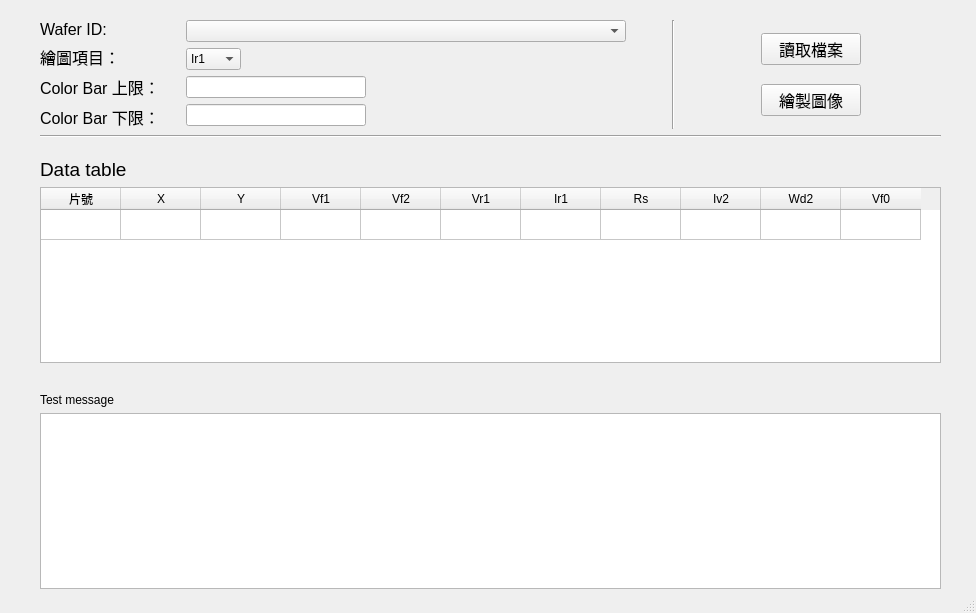
The window that mainUI.ui (ChienYaHung/20240708_wafermapping_UI_practice) describes before a commit, drawn with Qt 5.
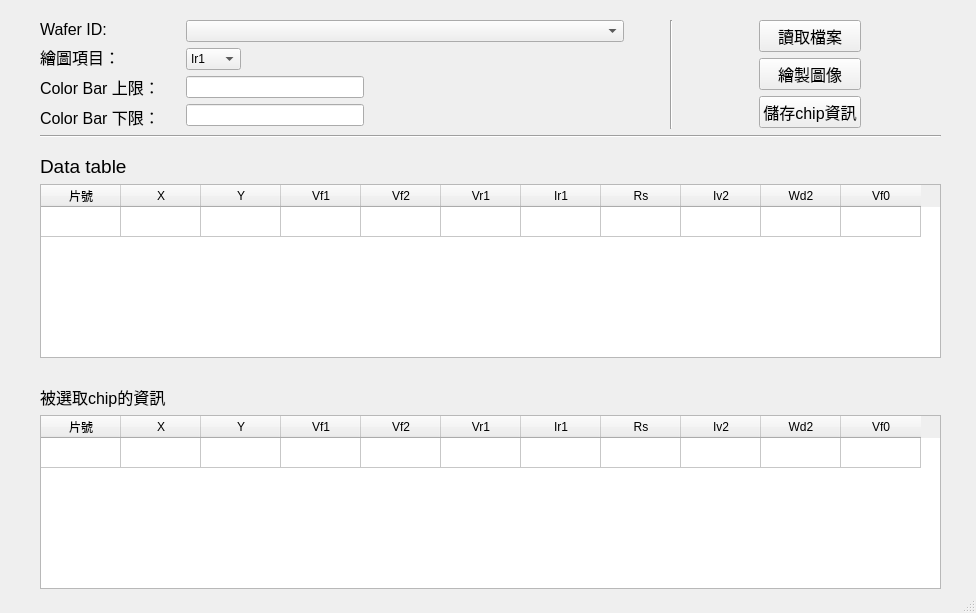
The same window after the commit.

Patch:
```diff
--- a/mainUI.ui
+++ b/mainUI.ui
@@ -302,6 +302,18 @@
            </property>
           </widget>
          </item>
+         <item>
+          <widget class="QPushButton" name="save_chip_info_button">
+           <property name="font">
+            <font>
+             <pointsize>12</pointsize>
+            </font>
+           </property>
+           <property name="text">
+            <string>儲存chip資訊</string>
+           </property>
+          </widget>
+         </item>
         </layout>
        </item>
        <item>
@@ -480,13 +492,108 @@
        </item>
        <item>
         <widget class="QLabel" name="label_2">
+         <property name="font">
+          <font>
+           <pointsize>12</pointsize>
+          </font>
+         </property>
          <property name="text">
-          <string>Test message</string>
+          <string>被選取chip的資訊</string>
          </property>
         </widget>
        </item>
        <item>
-        <widget class="QTextEdit" name="test_meaasge_box"/>
+        <widget class="QTableWidget" name="specific_chip_table">
+         <property name="minimumSize">
+          <size>
+           <width>0</width>
+           <height>40</height>
+          </size>
+         </property>
+         <property name="focusPolicy">
+          <enum>Qt::NoFocus</enum>
+         </property>
+         <property name="inputMethodHints">
+          <set>Qt::ImhNone</set>
+         </property>
+         <property name="autoScroll">
+          <bool>true</bool>
+         </property>
+         <property name="rowCount">
+          <number>1</number>
+         </property>
+         <attribute name="horizontalHeaderDefaultSectionSize">
+          <number>80</number>
+         </attribute>
+         <attribute name="horizontalHeaderHighlightSections">
+          <bool>false</bool>
+         </attribute>
+         <attribute name="verticalHeaderVisible">
+          <bool>false</bool>
+         </attribute>
+         <attribute name="verticalHeaderCascadingSectionResizes">
+          <bool>false</bool>
+         </attribute>
+         <attribute name="verticalHeaderHighlightSections">
+          <bool>false</bool>
+         </attribute>
+         <row/>
+         <column>
+          <property name="text">
+           <string>片號</string>
+          </property>
+         </column>
+         <column>
+          <property name="text">
+           <string>X</string>
+          </property>
+         </column>
+         <column>
+          <property name="text">
+           <string>Y</string>
+          </property>
+         </column>
+         <column>
+          <property name="text">
+           <string>Vf1</string>
+          </property>
+         </column>
+         <column>
+          <property name="text">
+           <string>Vf2</string>
+          </property>
+         </column>
+         <column>
+          <property name="text">
+           <string>Vr1</string>
+          </property>
+         </column>
+         <column>
+          <property name="text">
+           <string>Ir1</string>
+          </property>
+         </column>
+         <column>
+          <property name="text">
+           <string>Rs</string>
+          </property>
+         </column>
+         <column>
+          <property name="text">
+           <string>Iv2</string>
+          </property>
+         </column>
+         <column>
+          <property name="text">
+           <string>Wd2</string>
+          </property>
+         </column>
+         <column>
+          <property name="text">
+           <string>Vf0</string>
+          </property>
+         </column>
+        </widget>
        </item>
       </layout>
      </item>
```
